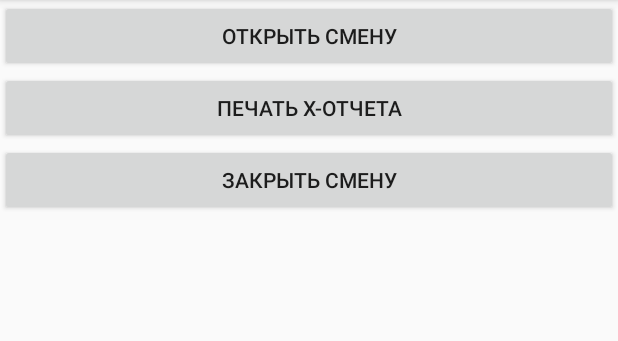
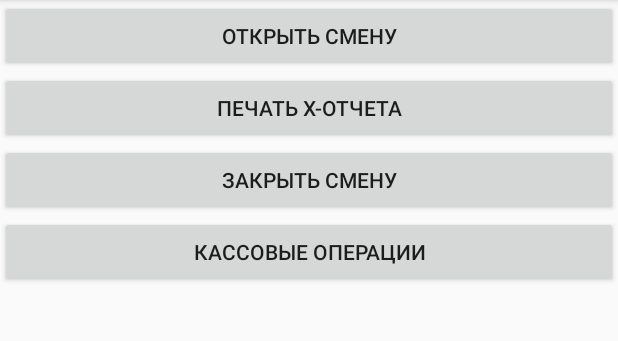
Before and after one commit to bayan47/DroidPOS, an Android app: the Kassa_Settings screen opened directly, with no data from a screen before it, on a phone screen of 412 x 824 dp, the part 84-425 px from its top. Run offline under Robolectric (Android 15) with nearby library versions, the phone set to English and light mode, and no system bars.

Commit message:
Выполнение слияние нескольких активити (Подключение, кассовые операции, работа со сменами)

```diff
--- a/app/src/main/java/com/example/shtrih/Kassa_Settings.java
+++ b/app/src/main/java/com/example/shtrih/Kassa_Settings.java
@@ -2,6 +2,7 @@ package com.example.shtrih;
 
 import androidx.appcompat.app.AppCompatActivity;
 
+import android.content.Intent;
 import android.os.Bundle;
 import android.view.View;
 import android.widget.Button;
@@ -13,9 +14,12 @@ public class Kassa_Settings extends AppCompatActivity {
         super.onCreate(savedInstanceState);
         setContentView(R.layout.activity_kassa_start);
 
+        final Intent goto_check = new Intent(this,Kassa_SellUI.class);
+
         Button open_button = findViewById(R.id.opensession_button);
         Button close_button = findViewById(R.id.closesession_button);
         Button xprint_button = findViewById(R.id.xprint_button);
+        Button check_button = findViewById(R.id.check_button);
 
         View.OnClickListener open_listener = new View.OnClickListener() {
             @Override
@@ -35,9 +39,16 @@ public class Kassa_Settings extends AppCompatActivity {
                 Kassa.XPrint();
             }
         };
+        View.OnClickListener check_button_listener = new View.OnClickListener() {
+            @Override
+            public void onClick(View view) {
+                 startActivity(goto_check);
+            }
+        };
 
         open_button.setOnClickListener(open_listener);
         close_button.setOnClickListener(close_listener);
         xprint_button.setOnClickListener(xprint_listener);
+        check_button.setOnClickListener(check_button_listener);
     }
 }
--- a/app/src/main/java/com/example/shtrih/MainActivity.java
+++ b/app/src/main/java/com/example/shtrih/MainActivity.java
@@ -34,7 +34,7 @@ public class MainActivity extends AppCompatActivity {
 
 
 
-        final Intent ToKassaSetting = new Intent(this,Kassa_SellUI.class);
+        final Intent ToKassaSetting = new Intent(this,Kassa_Settings.class);
 
         Button kassasettings_button = findViewById(R.id.kassasettings_button);
         View.OnClickListener kassaset = new View.OnClickListener() {
--- a/app/src/main/res/layout/activity_kassa_start.xml
+++ b/app/src/main/res/layout/activity_kassa_start.xml
@@ -31,6 +31,12 @@
         tools:layout_editor_absoluteX="161dp"
         tools:layout_editor_absoluteY="33dp" />
 
+    <Button
+        android:id="@+id/check_button"
+        android:layout_width="match_parent"
+        android:layout_height="wrap_content"
+        android:text="Кассовые операции" />
+
     <TextView
         android:id="@+id/ErrorShelf"
         android:layout_width="match_parent"
```
